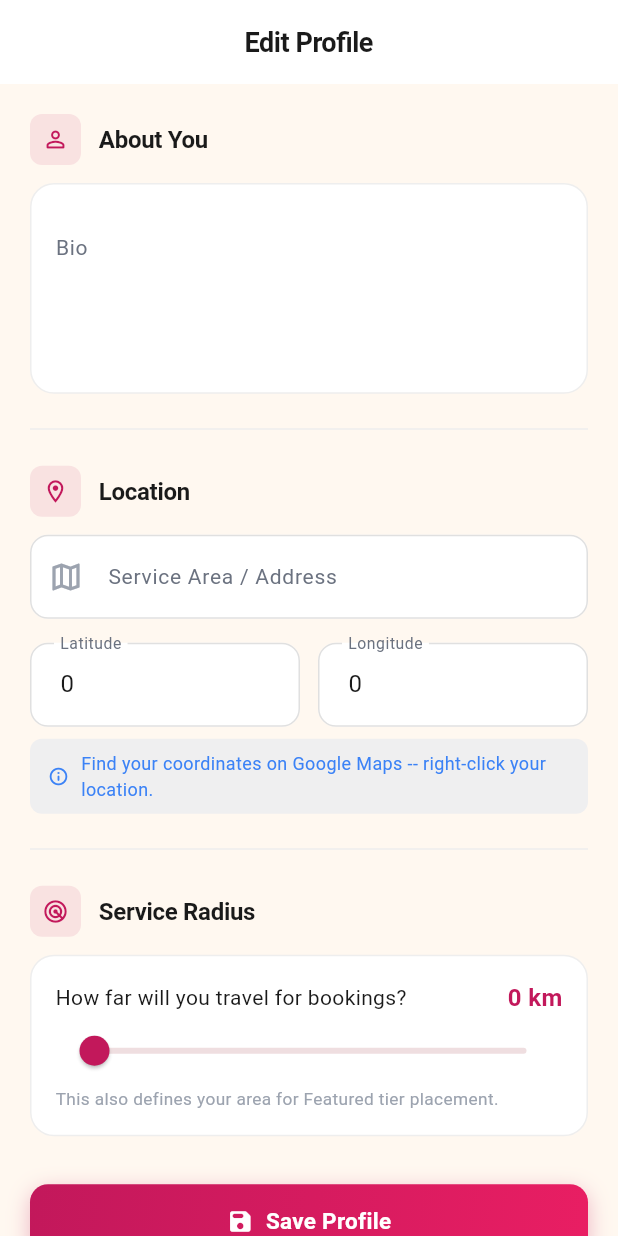
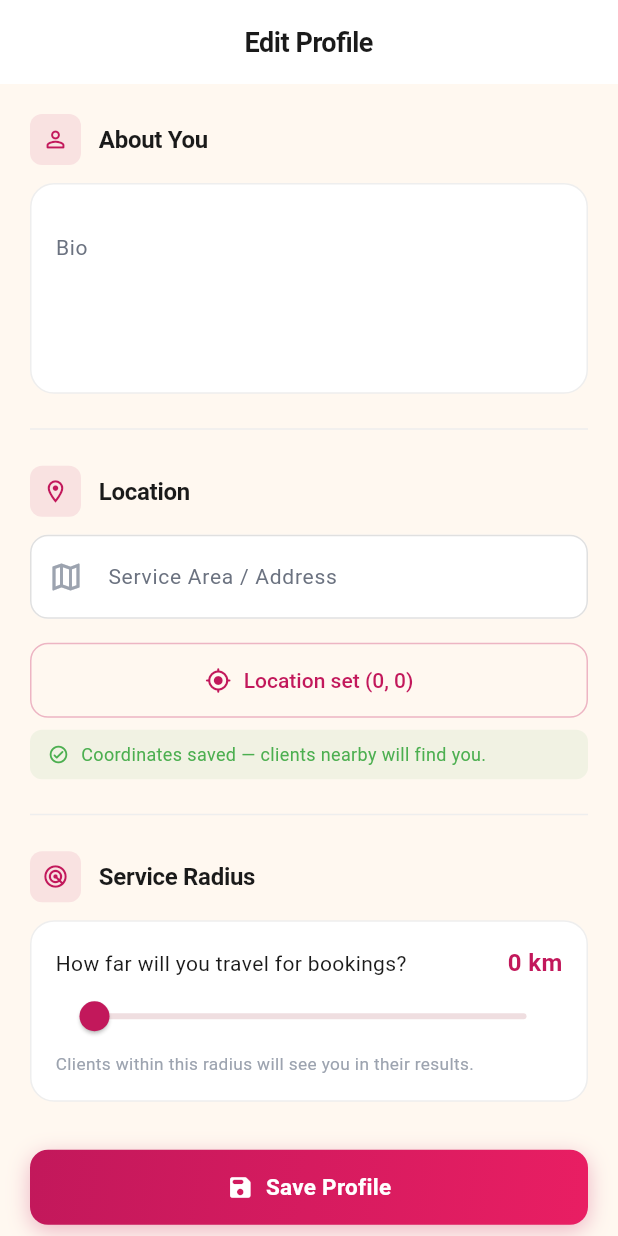
Before and after one commit to bromadex/beautyapp, a Flutter app: the ProviderProfileEditorScreen screen opened by its route, on a phone screen of 412 x 824 dp. Run offline on Flutter 3.47's test engine with Material 3 defaults, Android fonts, the phone set to English and light mode, and no system bars; our stand-ins replace file_picker, firebase_core, firebase_messaging, geolocator, go_router, image_picker and 3 more; accounts and stored records are empty.

Commit message:
Replace manual lat/lng fields with GPS location detection
- Add "Use my current location" button that uses device GPS via geolocator
- Remove raw Latitude/Longitude text inputs (not user-friendly)
- Remove "Find your coordinates on Google Maps" hint
- Fix outdated "Featured tier placement" text in service radius section
- Show confirmation when coordinates are set

Co-Authored-By: Claude Opus 4.6 <noreply@anthropic.com>
Claude-Session: https://claude.ai/code/session_01WrfTxhRrYrbYnj1C3Sa6J6

```diff
--- a/lib/screens/provider_profile_editor_screen.dart
+++ b/lib/screens/provider_profile_editor_screen.dart
@@ -1,4 +1,5 @@
 import 'package:flutter/material.dart';
+import 'package:geolocator/geolocator.dart';
 import 'package:go_router/go_router.dart';
 import '../supabase_client.dart';
 import '../theme.dart';
@@ -21,6 +22,7 @@ class _ProviderProfileEditorScreenState
   bool _radiusSupported = true;
   bool _loading = false;
   bool _saving  = false;
+  bool _locating = false;
 
   @override
   void initState() {
@@ -47,6 +49,62 @@ class _ProviderProfileEditorScreenState
       }
     } catch (_) {}
     if (mounted) setState(() => _loading = false);
+  }
+
+  Future<void> _detectLocation() async {
+    setState(() => _locating = true);
+    try {
+      var perm = await Geolocator.checkPermission();
+      if (perm == LocationPermission.denied) {
+        perm = await Geolocator.requestPermission();
+      }
+      if (perm == LocationPermission.denied ||
+          perm == LocationPermission.deniedForever) {
+        if (mounted) {
+          ScaffoldMessenger.of(context).showSnackBar(
+            SnackBar(
+              content: const Text(
+                  'Location permission denied. Please enable it in Settings.'),
+              backgroundColor: AppColors.warning,
+              behavior: SnackBarBehavior.floating,
+              shape: RoundedRectangleBorder(borderRadius: AppRadius.mdAll),
+            ),
+          );
+        }
+        return;
+      }
+      final pos = await Geolocator.getCurrentPosition(
+        desiredAccuracy: LocationAccuracy.high,
+      );
+      setState(() {
+        _latCtrl.text = pos.latitude.toStringAsFixed(6);
+        _lngCtrl.text = pos.longitude.toStringAsFixed(6);
+      });
+      if (mounted) {
+        ScaffoldMessenger.of(context).showSnackBar(
+          SnackBar(
+            content: const Text('Location detected!'),
+            backgroundColor: AppColors.success,
+            behavior: SnackBarBehavior.floating,
+            shape: RoundedRectangleBorder(borderRadius: AppRadius.mdAll),
+          ),
+        );
+      }
+    } catch (e) {
+      if (mounted) {
+        ScaffoldMessenger.of(context).showSnackBar(
+          SnackBar(
+            content: const Text(
+                'Could not detect location. Please enter your address manually.'),
+            backgroundColor: AppColors.error,
+            behavior: SnackBarBehavior.floating,
+            shape: RoundedRectangleBorder(borderRadius: AppRadius.mdAll),
+          ),
+        );
+      }
+    } finally {
+      if (mounted) setState(() => _locating = false);
+    }
   }
 
   Future<void> _save() async {
@@ -205,31 +263,32 @@ class _ProviderProfileEditorScreenState
               ),
               const SizedBox(height: AppSpacing.lg),
 
-              Row(children: [
-                Expanded(
-                  child: TextFormField(
-                    controller: _latCtrl,
-                    decoration: const InputDecoration(
-                      labelText: 'Latitude',
-                      hintText: '-17.8292',
+              SizedBox(
+                width: double.infinity,
+                child: OutlinedButton.icon(
+                  onPressed: _locating ? null : _detectLocation,
+                  icon: _locating
+                      ? SizedBox(
+                          height: 16, width: 16,
+                          child: CircularProgressIndicator(
+                            strokeWidth: 2, color: AppColors.primary,
                           ),
-                    keyboardType: const TextInputType.numberWithOptions(
-                        decimal: true, signed: true),
+                        )
+                      : const Icon(Icons.my_location_rounded, size: 18),
+                  label: Text(_locating
+                      ? 'Detecting...'
+                      : _latCtrl.text.isNotEmpty
+                          ? 'Location set (${_latCtrl.text}, ${_lngCtrl.text})'
+                          : 'Use my current location'),
+                  style: OutlinedButton.styleFrom(
+                    foregroundColor: AppColors.primary,
+                    side: BorderSide(color: AppColors.primary.withValues(alpha: 0.3)),
+                    padding: const EdgeInsets.symmetric(vertical: AppSpacing.lg),
+                    shape: RoundedRectangleBorder(borderRadius: AppRadius.mdAll),
                   ),
                 ),
-                const SizedBox(width: AppSpacing.md),
-                Expanded(
-                  child: TextFormField(
-                    controller: _lngCtrl,
-                    decoration: const InputDecoration(
-                      labelText: 'Longitude',
-                      hintText: '31.0522',
               ),
-                    keyboardType: const TextInputType.numberWithOptions(
-                        decimal: true, signed: true),
-                  ),
-                ),
-              ]),
+              if (_latCtrl.text.isNotEmpty) ...[
                 const SizedBox(height: AppSpacing.sm),
                 Container(
                   padding: EdgeInsets.symmetric(
@@ -237,31 +296,29 @@ class _ProviderProfileEditorScreenState
                     vertical: AppSpacing.sm,
                   ),
                   decoration: BoxDecoration(
-                  color: AppColors.info.withValues(alpha: 0.08),
+                    color: AppColors.success.withValues(alpha: 0.08),
                     borderRadius: AppRadius.smAll,
                   ),
                   child: Row(
                     children: [
-                    Icon(Icons.info_outline_rounded,
-                        size: 14, color: AppColors.info),
+                      Icon(Icons.check_circle_outline_rounded,
+                          size: 14, color: AppColors.success),
                       const SizedBox(width: AppSpacing.sm),
                       Expanded(
                         child: Text(
-                        'Find your coordinates on Google Maps -- right-click your location.',
-                        style: TextStyle(
-                          fontSize: 12,
-                          color: AppColors.info,
-                        ),
+                          'Coordinates saved — clients nearby will find you.',
+                          style: TextStyle(fontSize: 12, color: AppColors.success),
                         ),
                       ),
                     ],
                   ),
                 ),
+              ],
 
               if (_radiusSupported) ...[
                 _buildSectionDivider(),
 
-                // -- Service Radius (Stage 21: defines your Featured "area") --
+                // -- Service Radius --
                 _buildSectionHeader('Service Radius', Icons.radar_rounded),
                 Container(
                   padding: AppSpacing.cardPadding,
@@ -300,7 +357,7 @@ class _ProviderProfileEditorScreenState
                         onChanged: (v) => setState(() => _radiusKm = v),
                       ),
                       const Text(
-                        'This also defines your area for Featured tier placement.',
+                        'Clients within this radius will see you in their results.',
                         style: TextStyle(
                             fontSize: 11.5, color: AppColors.textTertiary),
                       ),
```
Also changed, not shown: 2 other files. Lines whose indentation alone changed are shown as unchanged.
